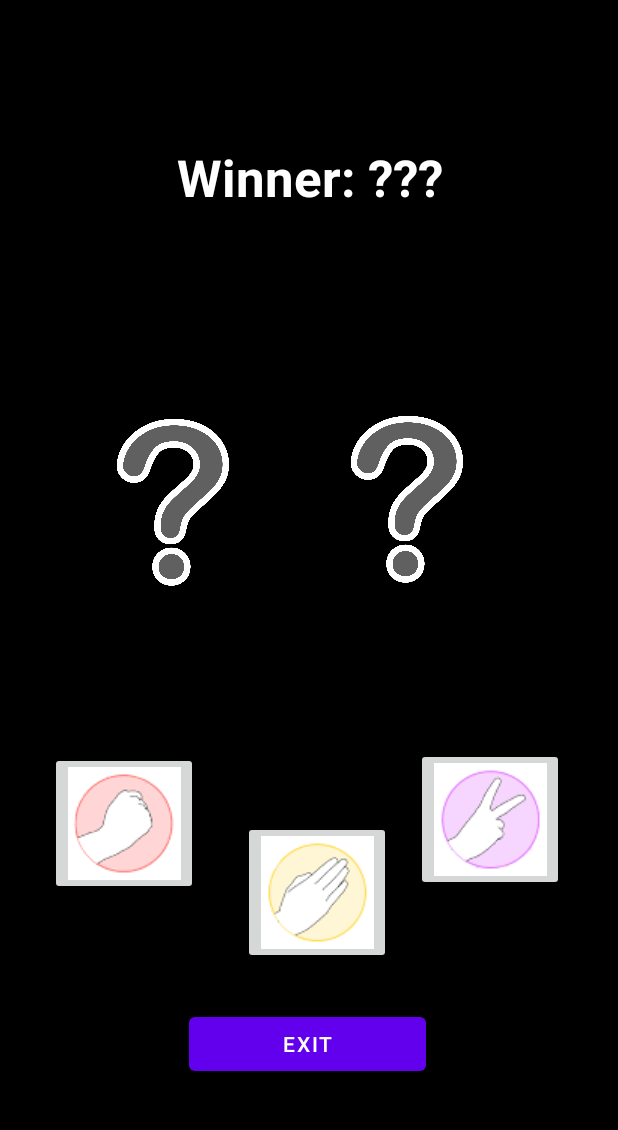
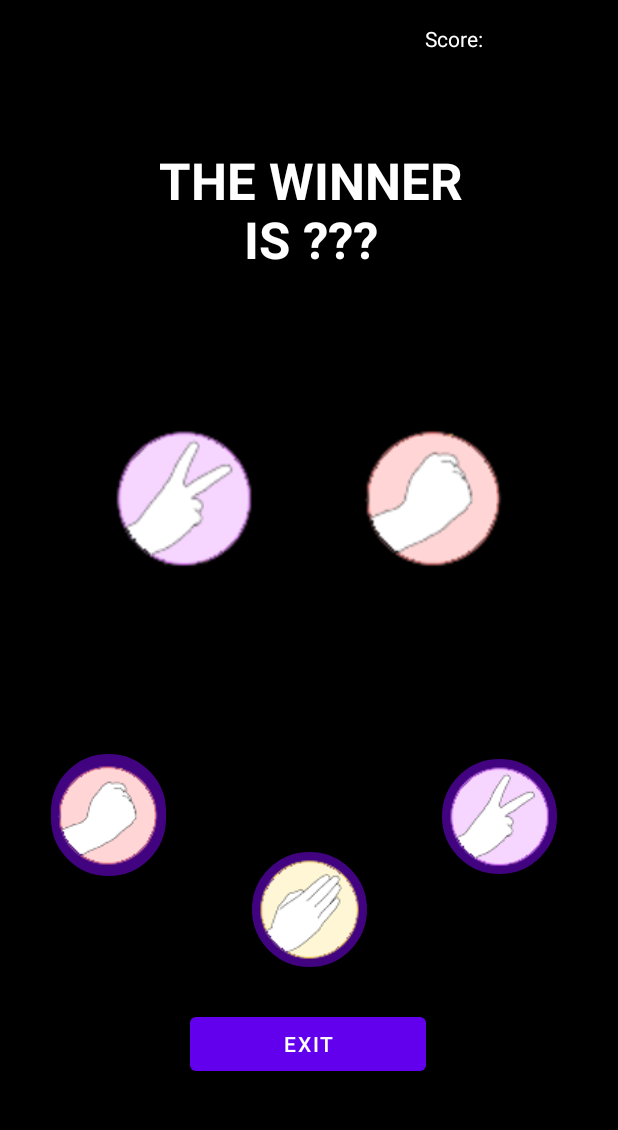
Before and after one commit to THEdie17/JankenUltra, an Android app: the GameLevel1 screen opened directly, with no data from a screen before it, after a tap on "Scissors", on a phone screen of 412 x 824 dp, the part 84-1214 px from its top. Run offline under Robolectric (Android 15) with nearby library versions, the light colour scheme and no system bars; 2 other taps on this screen came first.

Commit message:
Levels 1 Adapted

```diff
--- a/app/src/main/java/com/example/jankenultra/GameLevel1.kt
+++ b/app/src/main/java/com/example/jankenultra/GameLevel1.kt
@@ -1,9 +1,12 @@
 package com.example.jankenultra
 
+import android.annotation.SuppressLint
 import android.content.Intent
 import android.os.Bundle
 import android.widget.Button
 import android.widget.ImageButton
+import android.widget.ImageView
+import android.widget.TextView
 import android.widget.Toast
 import androidx.appcompat.app.AppCompatActivity
 import kotlin.random.Random
@@ -14,87 +17,85 @@ class GameLevel1 : AppCompatActivity() {
     private lateinit var paper : ImageButton
     private lateinit var scissors : ImageButton
     private lateinit var exit : Button
-    val arr = Array(3) { "Rock";"Paper";"Scissors" }
-    var userChoice = -1
-    var userWins = 0
-    var machineChoice = -1
-    var MachineWins = 0
-    var hasFinished = false
+    private lateinit var userChoiceImg : ImageView
+    private lateinit var machineChoiceImg : ImageView
+    private lateinit var scoreLevel : TextView
+    private val arr = arrayOf("Rock", "Paper", "Scissors")
+    private var userChoice = -1
+    private var userWins = 0
+    private var machineChoice = -1
+    private var machineWins = 0
+    private var hasFinished = false
 
     override fun onCreate(savedInstanceState: Bundle?) {
         super.onCreate(savedInstanceState)
         setContentView(R.layout.activity_gamelevel1)
-
-
-
-        exit = findViewById<Button>(R.id.button)
+        scoreLevel = findViewById(R.id.scoreLevel1)
+        userChoiceImg = findViewById(R.id.UserChoice)
+        machineChoiceImg = findViewById(R.id.MachineChoice)
+        exit = findViewById(R.id.button)
         exit.setOnClickListener{
             val intent= Intent(this, ChooseLevel::class.java)
             startActivity(intent)
         }
 
-        rock = findViewById<ImageButton>(R.id.buttonRock)
+        rock = findViewById(R.id.buttonRock)
         rock.setOnClickListener{
             userChoice = 0
-            Toast.makeText(this," -"+userChoice, Toast.LENGTH_SHORT).show()
-            comprobarButton()
+            checkButton()
         }
 
-        paper = findViewById<ImageButton>(R.id.buttonPaper)
+        paper = findViewById(R.id.buttonPaper)
         paper.setOnClickListener{
             userChoice = 1
-            Toast.makeText(this," -"+userChoice, Toast.LENGTH_SHORT).show()
-            comprobarButton()
+            checkButton()
         }
 
-        scissors = findViewById<ImageButton>(R.id.buttonScissors)
+        scissors = findViewById(R.id.buttonScissors)
         scissors.setOnClickListener{
             userChoice = 2
-            Toast.makeText(this," -"+userChoice, Toast.LENGTH_SHORT).show()
-            comprobarButton()
+            checkButton()
         }
     }
 
-    private fun comprobarButton() {
+    private fun checkButton() {
         machineChoice = Random.nextInt(0, 3)
 
-        "Rock0 paper1 scissor2"
-        if (userChoice == 0 && machineChoice == 2){
-            userWins += 1
-            Toast.makeText(this,"Round Win", Toast.LENGTH_SHORT).show()
-        }else if (userChoice == 0 && machineChoice == 1){
-            MachineWins += 1
-            Toast.makeText(this,"Round Lose", Toast.LENGTH_SHORT).show()
-        }else if (userChoice == 1 && machineChoice == 0){
-            userWins += 1
-            Toast.makeText(this,"Round Win", Toast.LENGTH_SHORT).show()
-        }else if (userChoice == 1 && machineChoice == 2){
-            MachineWins += 1
-            Toast.makeText(this,"Round Lose", Toast.LENGTH_SHORT).show()
-        }else if (userChoice == 2 && machineChoice == 1){
-            userWins += 1
-            Toast.makeText(this,"Round Win", Toast.LENGTH_SHORT).show()
-        }else if (userChoice == 2 && machineChoice == 0){
-            MachineWins += 1
-            Toast.makeText(this,"Round Lose", Toast.LENGTH_SHORT).show()
-        }else{
-            Toast.makeText(this,"machine: "+machineChoice, Toast.LENGTH_SHORT).show()
+        // Show the user's and machine's choices
+        userChoiceImg.setImageResource(getDrawableResourceId(arr[userChoice]))
+        machineChoiceImg.setImageResource(getDrawableResourceId(arr[machineChoice]))
+
+        // Check the result of the round
+        when (userChoice) {
+            machineChoice -> Toast.makeText(this, "Round Draw", Toast.LENGTH_SHORT).show()
+            0 -> if (machineChoice == 2) userWins++ else machineWins++
+            1 -> if (machineChoice == 0) userWins++ else machineWins++
+            2 -> if (machineChoice == 1) userWins++ else machineWins++
         }
-        userChoice = -1
 
-        if (userWins == 3){
+        // Show the score
+        Toast.makeText(this, " wins $userWins", Toast.LENGTH_SHORT).show()
+
+        // Check if the game is over
+        if (userWins == 3) {
             Toast.makeText(this,"VICTORY", Toast.LENGTH_SHORT).show()
             hasFinished = true
             val intent= Intent(this, Menu::class.java)
             startActivity(intent)
-        }else if (MachineWins == 3){
+        } else if (machineWins == 3) {
             Toast.makeText(this,"LOSE", Toast.LENGTH_SHORT).show()
             hasFinished = true
             val intent= Intent(this, Menu::class.java)
             startActivity(intent)
         }
 
-        Toast.makeText(this," wins "+userWins, Toast.LENGTH_SHORT).show()
+        // Reset userChoice
+        userChoice = -1
+    }
+
+    @SuppressLint("DiscouragedApi")
+    private fun getDrawableResourceId(name: String): Int {
+        return resources.getIdentifier(name.lowercase(), "drawable", packageName)
     }
 
 }
--- /dev/null
+++ b/app/src/main/res/drawable/rounded_completely.xml
@@ -0,0 +1,16 @@
+<?xml version="1.0" encoding="utf-8"?>
+<shape xmlns:android="http://schemas.android.com/apk/res/android" >
+<stroke
+    android:width="1dp"
+    android:color="#420381" />
+
+<solid android:color="#420381" />
+
+<padding
+    android:left="1dp"
+    android:right="1dp"
+    android:bottom="1dp"
+    android:top="1dp" />
+
+<corners android:radius="90dp" />
+</shape>
--- a/app/src/main/res/layout/activity_gamelevel1.xml
+++ b/app/src/main/res/layout/activity_gamelevel1.xml
@@ -1,115 +1,134 @@
-<RelativeLayout xmlns:android="http://schemas.android.com/apk/res/android"
+<androidx.constraintlayout.widget.ConstraintLayout xmlns:android="http://schemas.android.com/apk/res/android"
     xmlns:app="http://schemas.android.com/apk/res-auto"
     xmlns:tools="http://schemas.android.com/tools"
+    android:id="@+id/relativeLayout"
     android:layout_width="match_parent"
     android:layout_height="match_parent"
     android:background="#000000">
 
     <TextView
         android:id="@+id/textView1"
-        android:layout_width="wrap_content"
-        android:layout_height="wrap_content"
-        android:layout_alignParentTop="true"
-        android:layout_centerHorizontal="true"
-        android:layout_marginTop="20dp"
-        android:text="Rock, Paper, Scissors!"
+        android:layout_width="45dp"
+        android:layout_height="24dp"
+        android:layout_marginTop="16dp"
+        android:text="Score:"
+        android:textColor="#FFFFFF"
+        app:layout_constraintHorizontal_bias="0.773"
+        app:layout_constraintLeft_toLeftOf="parent"
+        app:layout_constraintRight_toRightOf="parent"
+        app:layout_constraintTop_toTopOf="parent"
         tools:context=".RockPaperScissors" />
 
     <Button
         android:id="@+id/button"
         android:layout_width="157dp"
         android:layout_height="wrap_content"
-        android:layout_alignParentStart="true"
-        android:layout_alignParentEnd="true"
-        android:layout_alignParentBottom="true"
         android:layout_marginStart="126dp"
         android:layout_marginEnd="128dp"
         android:layout_marginBottom="48dp"
-        android:text="Exit" />
+        android:text="Exit"
+        app:layout_constraintBottom_toBottomOf="parent"
+        app:layout_constraintEnd_toEndOf="parent"
+        app:layout_constraintStart_toStartOf="parent" />
 
     <ImageView
         android:id="@+id/UserChoice"
-        android:layout_width="102dp"
-        android:layout_height="151dp"
-        android:layout_alignParentStart="true"
-        android:layout_alignParentTop="true"
-        android:layout_alignParentEnd="true"
-        android:layout_alignParentBottom="true"
+        android:layout_width="match_parent"
+        android:layout_height="175dp"
         android:layout_marginStart="71dp"
-        android:layout_marginTop="240dp"
+        android:layout_marginTop="238dp"
         android:layout_marginEnd="238dp"
-        android:layout_marginBottom="339dp"
+        android:layout_marginBottom="341dp"
+        app:layout_constraintBottom_toBottomOf="parent"
+        app:layout_constraintEnd_toEndOf="parent"
+        app:layout_constraintStart_toStartOf="parent"
+        app:layout_constraintTop_toTopOf="parent"
         app:srcCompat="@drawable/nochoice" />
 
     <ImageView
         android:id="@+id/MachineChoice"
-        android:layout_width="102dp"
-        android:layout_height="151dp"
-        android:layout_alignParentStart="true"
-        android:layout_alignParentTop="true"
-        android:layout_alignParentEnd="true"
-        android:layout_alignParentBottom="true"
-        android:layout_marginStart="227dp"
+        android:layout_width="0dp"
+        android:layout_height="175dp"
+        android:layout_marginStart="238dp"
         android:layout_marginTop="238dp"
-        android:layout_marginEnd="82dp"
+        android:layout_marginEnd="71dp"
         android:layout_marginBottom="341dp"
+        app:layout_constraintBottom_toBottomOf="parent"
+        app:layout_constraintEnd_toEndOf="parent"
+        app:layout_constraintHorizontal_bias="0.0"
+        app:layout_constraintStart_toStartOf="parent"
+        app:layout_constraintTop_toTopOf="parent"
+        app:layout_constraintVertical_bias="0.478"
         app:srcCompat="@drawable/nochoice" />
 
     <TextView
         android:id="@+id/result"
-        android:layout_width="283dp"
-        android:layout_height="52dp"
-        android:layout_alignParentStart="true"
-        android:layout_alignParentTop="true"
-        android:layout_alignParentEnd="true"
-        android:layout_alignParentBottom="true"
+        android:layout_width="288dp"
+        android:layout_height="86dp"
         android:layout_marginStart="65dp"
         android:layout_marginTop="95dp"
         android:layout_marginEnd="63dp"
         android:layout_marginBottom="583dp"
-        android:text="Winner: ???"
+        android:text="@string/result"
         android:textAlignment="center"
         android:textColor="#FFFFFF"
         android:textSize="34sp"
-        android:textStyle="bold" />
+        android:textStyle="bold"
+        app:layout_constraintBottom_toBottomOf="parent"
+        app:layout_constraintEnd_toEndOf="parent"
+        app:layout_constraintStart_toStartOf="parent"
+        app:layout_constraintTop_toTopOf="parent" />
 
     <ImageButton
         android:id="@+id/buttonRock"
         android:layout_width="wrap_content"
-        android:layout_height="wrap_content"
-        android:layout_alignParentStart="true"
-        android:layout_alignParentEnd="true"
-        android:layout_alignParentBottom="true"
+        android:layout_height="81dp"
         android:layout_marginStart="33dp"
-        android:layout_marginEnd="280dp"
-        android:layout_marginBottom="171dp"
+        android:layout_marginEnd="301dp"
+        android:layout_marginBottom="184dp"
+        android:background="@drawable/rounded_completely"
         android:contentDescription="Rock"
+        app:layout_constraintBottom_toBottomOf="parent"
+        app:layout_constraintEnd_toEndOf="parent"
+        app:layout_constraintStart_toStartOf="parent"
         app:srcCompat="@drawable/rock" />
 
     <ImageButton
         android:id="@+id/buttonPaper"
         android:layout_width="wrap_content"
         android:layout_height="wrap_content"
-        android:layout_alignParentStart="true"
-        android:layout_alignParentEnd="true"
-        android:layout_alignParentBottom="true"
-        android:layout_marginStart="162dp"
-        android:layout_marginEnd="151dp"
-        android:layout_marginBottom="125dp"
+        android:layout_marginStart="167dp"
+        android:layout_marginEnd="167dp"
+        android:layout_marginBottom="123dp"
+        android:background="@drawable/rounded_completely"
         android:contentDescription="Paper"
+        app:layout_constraintBottom_toBottomOf="parent"
+        app:layout_constraintEnd_toEndOf="parent"
+        app:layout_constraintStart_toStartOf="parent"
         app:srcCompat="@drawable/paper" />
 
     <ImageButton
         android:id="@+id/buttonScissors"
         android:layout_width="wrap_content"
         android:layout_height="wrap_content"
-        android:layout_alignParentStart="true"
-        android:layout_alignParentEnd="true"
-        android:layout_alignParentBottom="true"
-        android:layout_marginStart="277dp"
-        android:layout_marginEnd="36dp"
-        android:layout_marginBottom="174dp"
+        android:layout_marginStart="294dp"
+        android:layout_marginEnd="40dp"
+        android:layout_marginBottom="185dp"
+        android:background="@drawable/rounded_completely"
         android:contentDescription="Scissors"
+        app:layout_constraintBottom_toBottomOf="parent"
+        app:layout_constraintEnd_toEndOf="parent"
+        app:layout_constraintStart_toStartOf="parent"
         app:srcCompat="@drawable/scissors" />
 
-</RelativeLayout>
+    <TextView
+        android:id="@+id/scoreLevel1"
+        android:layout_width="59dp"
+        android:layout_height="24dp"
+        android:layout_marginStart="44dp"
+        android:layout_marginTop="16dp"
+        android:text="@string/scoreNumber"
+        app:layout_constraintStart_toStartOf="@+id/textView1"
+        app:layout_constraintTop_toTopOf="parent" />
+
+</androidx.constraintlayout.widget.ConstraintLayout>
--- a/app/src/main/res/values/strings.xml
+++ b/app/src/main/res/values/strings.xml
@@ -14,6 +14,7 @@
     <string name="passLogin">Password</string>
     <string name="login">LOGIN</string>
     <string name="tancarSessio">LOGOUT</string>
+    <string name="result">THE WINNER IS ???</string>
     <string name="miPuntuaciotxt">Score</string>
     <string name="puntuacio"> -- </string>
     <string name="uid"> -- </string>
@@ -29,4 +30,5 @@
     <string name="back">Credits</string>
     <!-- TODO: Remove or change this placeholder text -->
     <string name="hello_blank_fragment">Hello blank fragment</string>
+    <string name="scoreNumber" />
 </resources>
```
Also changed, not shown: app/src/main/res/drawable/paper.png, app/src/main/res/drawable/rock.png, app/src/main/res/drawable/scissors.png.
